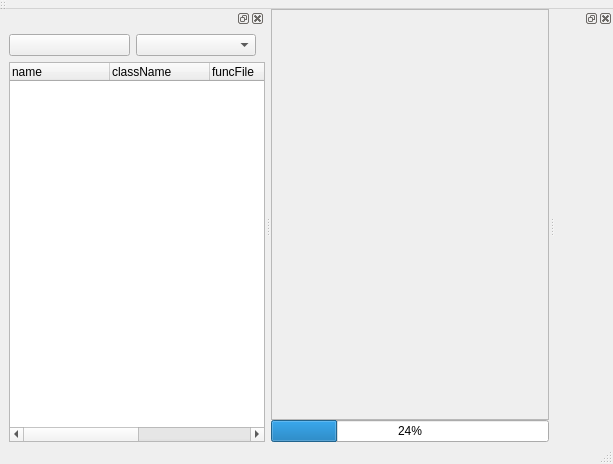
Old version of the form ServoMain/MainGTSD/mainwindow.ui in the repository tiangaomingjing/M4.
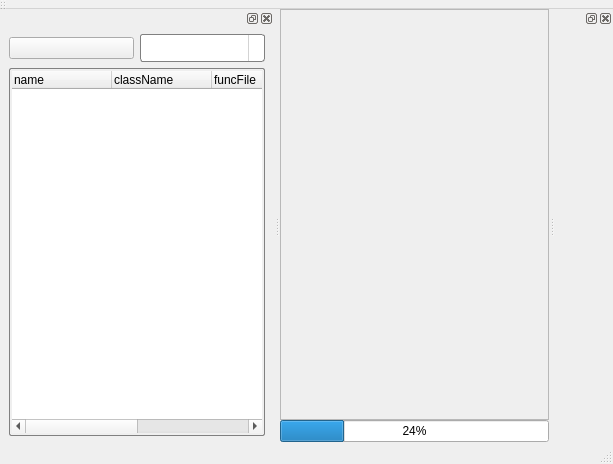
New version of the form. Icons and pictures are not drawn.

```diff
--- a/ServoMain/MainGTSD/mainwindow.ui
+++ b/ServoMain/MainGTSD/mainwindow.ui
@@ -14,7 +14,10 @@
    <string>MainWindow</string>
   </property>
   <property name="styleSheet">
-   <string notr="true">QMenuBar {
+   <string notr="true">
+
+
+QMenuBar {
 	spacing: 2px; /* spacing between menu bar items */
     background-color: #F0F0F0;
 }
@@ -58,7 +61,59 @@
 	background: #F0F0F0;
 	spacing: 3px; 
 	border-bottom:1 solid lightgray;
-}</string>
+}
+
+/*combobox*/
+QComboBox{
+        border-radius: 3px;
+        padding: 5px;
+        border: 1px solid gray;
+        background-color:white;
+}
+QComboBox:hover{
+        border-radius: 3px;
+        padding: 5px;
+        border: 1px solid black;
+        background-color: #cbdaf1;
+}
+QComboBox::drop-down{
+        subcontrol-origin: padding;
+        subcontrol-position: top right;
+        width: 15px; 
+        border-left-width: 1px;
+        border-left-style: solid;
+        border-top-right-radius: 3px;
+        border-bottom-right-radius: 3px;
+        border-left-color: lightgray;
+}
+QComboBox::drop-down:hover{
+	subcontrol-origin: padding;
+	subcontrol-position: top right;
+	width: 15px; 
+	border-left-width: 1px;
+	border-left-style: solid;
+	border-top-right-radius: 3px;
+	border-bottom-right-radius: 3px;
+	border-left-color: black;
+}
+QComboBox::down-arrow{
+	image: url(:/image/array_down.png);
+}
+QComboBox QAbstractItemView {
+	border: 1px solid gray;
+	background-color:#E0DDDD;
+}
+QComboBox QAbstractItemView::item{
+    height:30px;
+}
+QComboBox QAbstractItemView::item:selected{
+	height:30px;
+	background-color:#567DBC;
+}
+
+
+
+</string>
   </property>
   <widget class="QWidget" name="centralWidget">
    <layout class="QGridLayout" name="gridLayout">
@@ -100,7 +155,7 @@
         <rect>
          <x>0</x>
          <y>0</y>
-         <width>262</width>
+         <width>253</width>
          <height>382</height>
         </rect>
        </property>
@@ -196,8 +251,8 @@
   <widget class="QDockWidget" name="dock_navigation">
    <property name="minimumSize">
     <size>
-     <width>128</width>
-     <height>132</height>
+     <width>137</width>
+     <height>153</height>
     </size>
    </property>
    <attribute name="dockWidgetArea">
@@ -215,17 +270,17 @@
       <number>6</number>
      </property>
      <property name="rightMargin">
-      <number>0</number>
+      <number>9</number>
      </property>
      <property name="bottomMargin">
-      <number>0</number>
+      <number>6</number>
      </property>
      <item>
       <layout class="QVBoxLayout" name="verticalLayout">
        <item>
         <layout class="QHBoxLayout" name="horizontalLayout">
          <property name="rightMargin">
-          <number>9</number>
+          <number>0</number>
          </property>
          <item>
           <widget class="QPushButton" name="btn_navigation">
@@ -254,10 +309,13 @@
        <item>
         <widget class="QTreeWidget" name="treeWidget">
          <property name="styleSheet">
-          <string notr="true">QTreeView {
-      show-decoration-selected: 1;
+          <string notr="true">QTreeView#treeWidget{
+	padding:2px;
+	show-decoration-selected: 1;
+	border:1px solid gray;
+	border-radius: 2px;
 }
-QTreeView::item {
+QTreeView#treeWidget::item {
 	border: 1px solid #d9d9d9;
 	border-left-color: transparent;
 	border-top-color: transparent;
@@ -268,17 +326,17 @@
 	border: 1px solid #bfcde4;
 	height:30px;
 }
-QTreeView::item:selected {
+QTreeView#treeWidget::item:selected{
 	border: 1px solid #567dbc;
-	height:30px;
+
 }
-QTreeView::item:selected:active{
+ QTreeView#treeWidget::item:selected:active{
 	background: #567DBC;
-	height:30px;
+
 }
-QTreeView::item:selected:!active {
+QTreeView#treeWidget::item:selected:!active {
 	background: #567DBC;
-	height:30px;
+
 }</string>
          </property>
          <column>
```
Left out of the diff: 4 changed lines with no effect on the pictures.
